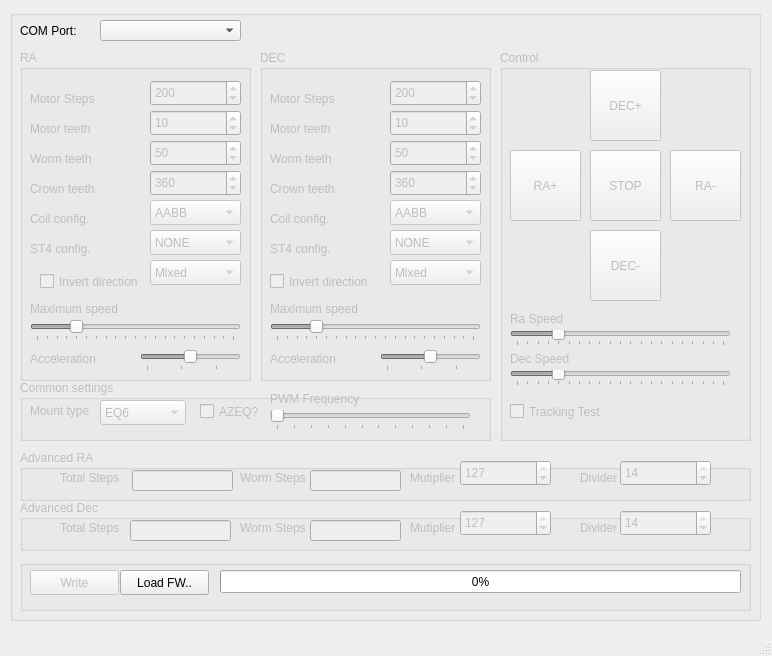
ahp-electronics/gt-configurator, file mainwindow.ui: the form before one commit.
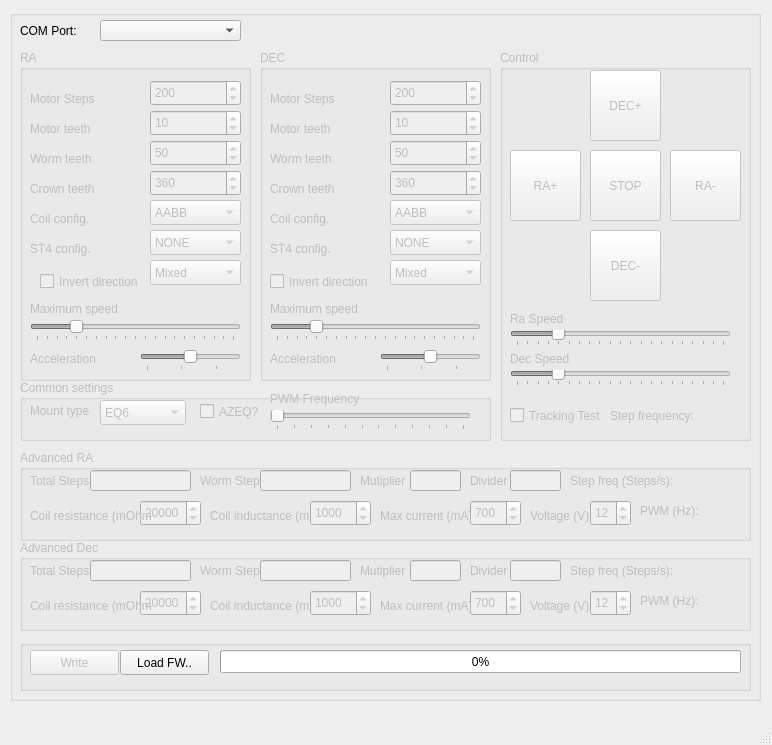
The form after the commit.

Diff of the .ui file:
```diff
--- a/mainwindow.ui
+++ b/mainwindow.ui
@@ -7,7 +7,7 @@
     <x>0</x>
     <y>0</y>
     <width>772</width>
-    <height>656</height>
+    <height>745</height>
    </rect>
   </property>
   <property name="windowTitle">
@@ -23,7 +23,7 @@
       <x>10</x>
       <y>10</y>
       <width>751</width>
-      <height>611</height>
+      <height>691</height>
      </rect>
     </property>
     <property name="title">
@@ -371,7 +371,7 @@
      <property name="geometry">
       <rect>
        <x>10</x>
-       <y>550</y>
+       <y>630</y>
        <width>731</width>
        <height>51</height>
       </rect>
@@ -924,14 +924,27 @@
        <rect>
         <x>10</x>
         <y>350</y>
-        <width>141</width>
-        <height>23</height>
+        <width>91</width>
+        <height>31</height>
        </rect>
       </property>
       <property name="text">
        <string>Tracking Test</string>
       </property>
      </widget>
+     <widget class="QLabel" name="label_22">
+      <property name="geometry">
+       <rect>
+        <x>110</x>
+        <y>350</y>
+        <width>131</width>
+        <height>31</height>
+       </rect>
+      </property>
+      <property name="text">
+       <string>Step frequency:</string>
+      </property>
+     </widget>
     </widget>
     <widget class="QGroupBox" name="commonSettings">
      <property name="enabled">
@@ -1115,7 +1128,7 @@
        <x>10</x>
        <y>440</y>
        <width>731</width>
-       <height>51</height>
+       <height>91</height>
       </rect>
      </property>
      <property name="title">
@@ -1124,10 +1137,10 @@
      <widget class="QLabel" name="label_3">
       <property name="geometry">
        <rect>
-        <x>40</x>
+        <x>10</x>
         <y>20</y>
         <width>61</width>
-        <height>16</height>
+        <height>21</height>
        </rect>
       </property>
       <property name="text">
@@ -1137,10 +1150,10 @@
      <widget class="QLabel" name="label_10">
       <property name="geometry">
        <rect>
-        <x>390</x>
+        <x>340</x>
         <y>20</y>
         <width>51</width>
-        <height>16</height>
+        <height>21</height>
        </rect>
       </property>
       <property name="text">
@@ -1150,10 +1163,10 @@
      <widget class="QLabel" name="label_9">
       <property name="geometry">
        <rect>
-        <x>220</x>
+        <x>180</x>
         <y>20</y>
-        <width>71</width>
-        <height>16</height>
+        <width>61</width>
+        <height>21</height>
        </rect>
       </property>
       <property name="text">
@@ -1163,58 +1176,20 @@
      <widget class="QLabel" name="label_12">
       <property name="geometry">
        <rect>
-        <x>560</x>
+        <x>450</x>
         <y>20</y>
-        <width>51</width>
-        <height>16</height>
+        <width>41</width>
+        <height>21</height>
        </rect>
       </property>
       <property name="text">
        <string>Divider</string>
       </property>
      </widget>
-     <widget class="QSpinBox" name="Multiplier0">
-      <property name="geometry">
-       <rect>
-        <x>440</x>
-        <y>10</y>
-        <width>91</width>
-        <height>26</height>
-       </rect>
-      </property>
-      <property name="minimum">
-       <number>1</number>
-      </property>
-      <property name="maximum">
-       <number>127</number>
-      </property>
-      <property name="value">
-       <number>127</number>
-      </property>
-     </widget>
-     <widget class="QSpinBox" name="Divider0">
-      <property name="geometry">
-       <rect>
-        <x>600</x>
-        <y>10</y>
-        <width>91</width>
-        <height>26</height>
-       </rect>
-      </property>
-      <property name="minimum">
-       <number>1</number>
-      </property>
-      <property name="maximum">
-       <number>14</number>
-      </property>
-      <property name="value">
-       <number>14</number>
-      </property>
-     </widget>
      <widget class="QLineEdit" name="TotalSteps0">
       <property name="geometry">
        <rect>
-        <x>112</x>
+        <x>70</x>
         <y>20</y>
         <width>101</width>
         <height>21</height>
@@ -1227,16 +1202,196 @@
      <widget class="QLineEdit" name="WormSteps0">
       <property name="geometry">
        <rect>
+        <x>240</x>
+        <y>20</y>
+        <width>91</width>
+        <height>21</height>
+       </rect>
+      </property>
+      <property name="readOnly">
+       <bool>true</bool>
+      </property>
+     </widget>
+     <widget class="QSpinBox" name="Resistance_0">
+      <property name="geometry">
+       <rect>
+        <x>120</x>
+        <y>50</y>
+        <width>61</width>
+        <height>26</height>
+       </rect>
+      </property>
+      <property name="minimum">
+       <number>1</number>
+      </property>
+      <property name="maximum">
+       <number>100000</number>
+      </property>
+      <property name="value">
+       <number>20000</number>
+      </property>
+     </widget>
+     <widget class="QLabel" name="label_19">
+      <property name="geometry">
+       <rect>
+        <x>10</x>
+        <y>50</y>
+        <width>121</width>
+        <height>31</height>
+       </rect>
+      </property>
+      <property name="text">
+       <string>Coil resistance (mOhm)</string>
+      </property>
+     </widget>
+     <widget class="QLabel" name="label_20">
+      <property name="geometry">
+       <rect>
+        <x>190</x>
+        <y>50</y>
+        <width>101</width>
+        <height>31</height>
+       </rect>
+      </property>
+      <property name="text">
+       <string>Coil inductance (mH)</string>
+      </property>
+     </widget>
+     <widget class="QSpinBox" name="Inductance_0">
+      <property name="geometry">
+       <rect>
         <x>290</x>
-        <y>20</y>
+        <y>50</y>
+        <width>61</width>
+        <height>26</height>
+       </rect>
+      </property>
+      <property name="minimum">
+       <number>1</number>
+      </property>
+      <property name="maximum">
+       <number>10000</number>
+      </property>
+      <property name="value">
+       <number>1000</number>
+      </property>
+     </widget>
+     <widget class="QSpinBox" name="Current_0">
+      <property name="geometry">
+       <rect>
+        <x>450</x>
+        <y>50</y>
+        <width>51</width>
+        <height>26</height>
+       </rect>
+      </property>
+      <property name="minimum">
+       <number>1</number>
+      </property>
+      <property name="maximum">
+       <number>10000</number>
+      </property>
+      <property name="value">
+       <number>700</number>
+      </property>
+     </widget>
+     <widget class="QLabel" name="label_21">
+      <property name="geometry">
+       <rect>
+        <x>360</x>
+        <y>50</y>
         <width>91</width>
+        <height>31</height>
+       </rect>
+      </property>
+      <property name="text">
+       <string>Max current (mA)</string>
+      </property>
+     </widget>
+     <widget class="QLabel" name="MinFrequency_0">
+      <property name="geometry">
+       <rect>
+        <x>620</x>
+        <y>50</y>
+        <width>101</width>
         <height>21</height>
        </rect>
       </property>
+      <property name="text">
+       <string>PWM (Hz):</string>
+      </property>
+     </widget>
+     <widget class="QLineEdit" name="Multiplier0">
+      <property name="geometry">
+       <rect>
+        <x>390</x>
+        <y>20</y>
+        <width>51</width>
+        <height>21</height>
+       </rect>
+      </property>
       <property name="readOnly">
        <bool>true</bool>
       </property>
      </widget>
+     <widget class="QLineEdit" name="Divider0">
+      <property name="geometry">
+       <rect>
+        <x>490</x>
+        <y>20</y>
+        <width>51</width>
+        <height>21</height>
+       </rect>
+      </property>
+      <property name="readOnly">
+       <bool>true</bool>
+      </property>
+     </widget>
+     <widget class="QLabel" name="label_23">
+      <property name="geometry">
+       <rect>
+        <x>510</x>
+        <y>50</y>
+        <width>61</width>
+        <height>31</height>
+       </rect>
+      </property>
+      <property name="text">
+       <string>Voltage (V):</string>
+      </property>
+     </widget>
+     <widget class="QSpinBox" name="Voltage_0">
+      <property name="geometry">
+       <rect>
+        <x>570</x>
+        <y>50</y>
+        <width>41</width>
+        <height>26</height>
+       </rect>
+      </property>
+      <property name="minimum">
+       <number>3</number>
+      </property>
+      <property name="maximum">
+       <number>24</number>
+      </property>
+      <property name="value">
+       <number>12</number>
+      </property>
+     </widget>
+     <widget class="QLabel" name="TrackingFrequency_0">
+      <property name="geometry">
+       <rect>
+        <x>550</x>
+        <y>20</y>
+        <width>171</width>
+        <height>21</height>
+       </rect>
+      </property>
+      <property name="text">
+       <string>Step freq (Steps/s):</string>
+      </property>
+     </widget>
     </widget>
     <widget class="QGroupBox" name="AdvancedDec">
      <property name="enabled">
@@ -1245,123 +1400,220 @@
      <property name="geometry">
       <rect>
        <x>10</x>
-       <y>490</y>
+       <y>530</y>
        <width>731</width>
-       <height>51</height>
+       <height>91</height>
       </rect>
      </property>
      <property name="title">
       <string>Advanced Dec</string>
      </property>
+     <widget class="QLabel" name="label_24">
+      <property name="geometry">
+       <rect>
+        <x>10</x>
+        <y>20</y>
+        <width>61</width>
+        <height>21</height>
+       </rect>
+      </property>
+      <property name="text">
+       <string>Total Steps</string>
+      </property>
+     </widget>
+     <widget class="QLabel" name="label_25">
+      <property name="geometry">
+       <rect>
+        <x>340</x>
+        <y>20</y>
+        <width>51</width>
+        <height>21</height>
+       </rect>
+      </property>
+      <property name="text">
+       <string>Mutiplier</string>
+      </property>
+     </widget>
+     <widget class="QLabel" name="label_26">
+      <property name="geometry">
+       <rect>
+        <x>180</x>
+        <y>20</y>
+        <width>61</width>
+        <height>21</height>
+       </rect>
+      </property>
+      <property name="text">
+       <string>Worm Steps</string>
+      </property>
+     </widget>
      <widget class="QLabel" name="label_27">
       <property name="geometry">
        <rect>
-        <x>40</x>
+        <x>450</x>
         <y>20</y>
-        <width>61</width>
-        <height>16</height>
+        <width>41</width>
+        <height>21</height>
        </rect>
       </property>
       <property name="text">
-       <string>Total Steps</string>
+       <string>Divider</string>
+      </property>
+     </widget>
+     <widget class="QLineEdit" name="TotalSteps1">
+      <property name="geometry">
+       <rect>
+        <x>70</x>
+        <y>20</y>
+        <width>101</width>
+        <height>21</height>
+       </rect>
+      </property>
+      <property name="readOnly">
+       <bool>true</bool>
+      </property>
+     </widget>
+     <widget class="QLineEdit" name="WormSteps1">
+      <property name="geometry">
+       <rect>
+        <x>240</x>
+        <y>20</y>
+        <width>91</width>
+        <height>21</height>
+       </rect>
+      </property>
+      <property name="readOnly">
+       <bool>true</bool>
+      </property>
+     </widget>
+     <widget class="QSpinBox" name="Resistance_1">
+      <property name="geometry">
+       <rect>
+        <x>120</x>
+        <y>50</y>
+        <width>61</width>
+        <height>26</height>
+       </rect>
+      </property>
+      <property name="minimum">
+       <number>1</number>
+      </property>
+      <property name="maximum">
+       <number>100000</number>
+      </property>
+      <property name="value">
+       <number>20000</number>
       </property>
      </widget>
      <widget class="QLabel" name="label_28">
       <property name="geometry">
        <rect>
-        <x>390</x>
-        <y>20</y>
-        <width>51</width>
-        <height>16</height>
+        <x>10</x>
+        <y>50</y>
+        <width>121</width>
+        <height>31</height>
        </rect>
       </property>
       <property name="text">
-       <string>Mutiplier</string>
+       <string>Coil resistance (mOhm)</string>
       </property>
      </widget>
      <widget class="QLabel" name="label_29">
       <property name="geometry">
        <rect>
-        <x>220</x>
-        <y>20</y>
-        <width>71</width>
-        <height>16</height>
+        <x>190</x>
+        <y>50</y>
+        <width>101</width>
+        <height>31</height>
        </rect>
       </property>
       <property name="text">
-       <string>Worm Steps</string>
+       <string>Coil inductance (mH)</string>
+      </property>
+     </widget>
+     <widget class="QSpinBox" name="Inductance_1">
+      <property name="geometry">
+       <rect>
+        <x>290</x>
+        <y>50</y>
+        <width>61</width>
+        <height>26</height>
+       </rect>
+      </property>
+      <property name="minimum">
+       <number>1</number>
+      </property>
+      <property name="maximum">
+       <number>10000</number>
+      </property>
+      <property name="value">
+       <number>1000</number>
+      </property>
+     </widget>
+     <widget class="QSpinBox" name="Current_1">
+      <property name="geometry">
+       <rect>
+        <x>450</x>
+        <y>50</y>
+        <width>51</width>
+        <height>26</height>
+       </rect>
+      </property>
+      <property name="minimum">
+       <number>1</number>
+      </property>
+      <property name="maximum">
+       <number>10000</number>
+      </property>
+      <property name="value">
+       <number>700</number>
       </property>
      </widget>
      <widget class="QLabel" name="label_30">
       <property name="geometry">
        <rect>
-        <x>560</x>
-        <y>20</y>
-        <width>51</width>
-        <height>16</height>
+        <x>360</x>
+        <y>50</y>
+        <width>91</width>
+        <height>31</height>
        </rect>
       </property>
       <property name="text">
-       <string>Divider</string>
+       <string>Max current (mA)</string>
       </property>
      </widget>
-     <widget class="QSpinBox" name="Multiplier1">
+     <widget class="QLabel" name="MinFrequency_1">
       <property name="geometry">
        <rect>
-        <x>440</x>
-        <y>10</y>
-        <width>91</width>
-        <height>26</height>
-       </rect>
-      </property>
-      <property name="minimum">
-       <number>1</number>
-      </property>
-      <property name="maximum">
-       <number>127</number>
-      </property>
-      <property name="value">
-       <number>127</number>
-      </property>
-     </widget>
-     <widget class="QSpinBox" name="Divider1">
-      <property name="geometry">
-       <rect>
-        <x>600</x>
-        <y>10</y>
-        <width>91</width>
-        <height>26</height>
-       </rect>
-      </property>
-      <property name="minimum">
-       <number>1</number>
-      </property>
-      <property name="maximum">
-       <number>14</number>
-      </property>
-      <property name="value">
-       <number>14</number>
-      </property>
-     </widget>
-     <widget class="QLineEdit" name="TotalSteps1">
-      <property name="geometry">
-       <rect>
-        <x>110</x>
-        <y>20</y>
+        <x>620</x>
+        <y>50</y>
         <width>101</width>
         <height>21</height>
        </rect>
       </property>
+      <property name="text">
+       <string>PWM (Hz):</string>
+      </property>
+     </widget>
+     <widget class="QLineEdit" name="Multiplier1">
+      <property name="geometry">
+       <rect>
+        <x>390</x>
+        <y>20</y>
+        <width>51</width>
+        <height>21</height>
+       </rect>
+      </property>
       <property name="readOnly">
        <bool>true</bool>
       </property>
      </widget>
-     <widget class="QLineEdit" name="WormSteps1">
+     <widget class="QLineEdit" name="Divider1">
       <property name="geometry">
        <rect>
-        <x>290</x>
+        <x>490</x>
         <y>20</y>
-        <width>91</width>
+        <width>51</width>
         <height>21</height>
        </rect>
       </property>
@@ -1369,6 +1621,51 @@
        <bool>true</bool>
       </property>
      </widget>
+     <widget class="QLabel" name="label_31">
+      <property name="geometry">
+       <rect>
+        <x>510</x>
+        <y>50</y>
+        <width>61</width>
+        <height>31</height>
+       </rect>
+      </property>
+      <property name="text">
+       <string>Voltage (V):</string>
+      </property>
+     </widget>
+     <widget class="QSpinBox" name="Voltage_1">
+      <property name="geometry">
+       <rect>
+        <x>570</x>
+        <y>50</y>
+        <width>41</width>
+        <height>26</height>
+       </rect>
+      </property>
+      <property name="minimum">
+       <number>3</number>
+      </property>
+      <property name="maximum">
+       <number>24</number>
+      </property>
+      <property name="value">
+       <number>12</number>
+      </property>
+     </widget>
+     <widget class="QLabel" name="TrackingFrequency_1">
+      <property name="geometry">
+       <rect>
+        <x>550</x>
+        <y>20</y>
+        <width>171</width>
+        <height>21</height>
+       </rect>
+      </property>
+      <property name="text">
+       <string>Step freq (Steps/s):</string>
+      </property>
+     </widget>
     </widget>
    </widget>
   </widget>
```
Left out of the diff: 10 changed lines with no effect on the pictures.
